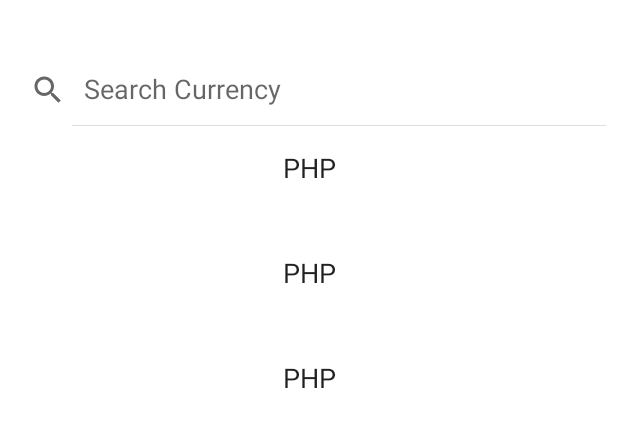
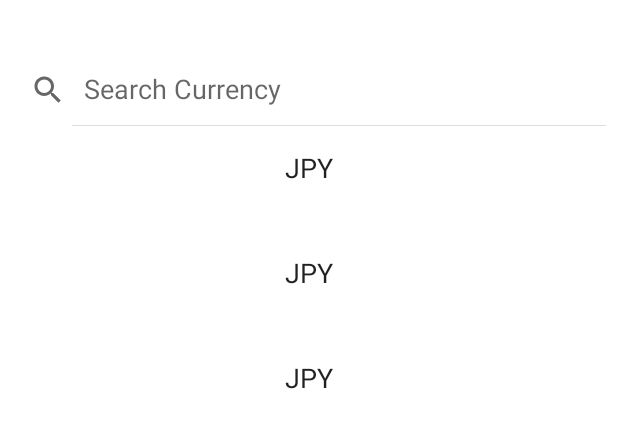
Before and after one commit to jairrab/CurrencyExchangeApp, an Android app: the layout currency_selection.xml on its own in the app's theme, with its tools: preview values and no code run, on a phone screen of 412 x 824 dp. Shown: the top 428 px of the screen. Run offline under Robolectric (Android 15) with nearby library versions, the phone set to English and light mode, and no system bars.

Commit message:
update preview

```diff
--- a/app/src/main/res/layout/item_currency.xml
+++ b/app/src/main/res/layout/item_currency.xml
@@ -24,7 +24,7 @@
             android:textColor="?android:textColorPrimary"
             android:textSize="18sp"
             app:setCurrencyMultiLine="@{currency}"
-            tools:text="PHP" />
+            tools:text="JPY" />
 
     </LinearLayout>
 
```
